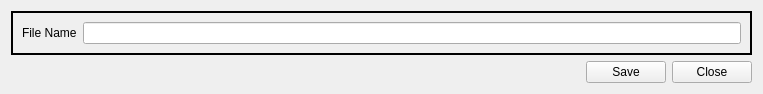
This is gui/save_on_screen_data.ui in jonngo/opt_version_checker as Qt 5 draws it before an edit. The edited form follows.
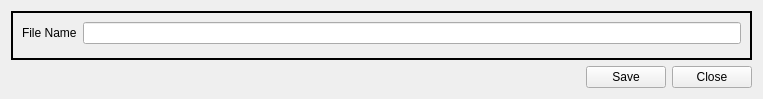
This is the edited form. Icons and pictures are not drawn.

```diff
--- a/gui/save_on_screen_data.ui
+++ b/gui/save_on_screen_data.ui
@@ -7,7 +7,7 @@
     <x>0</x>
     <y>0</y>
     <width>763</width>
-    <height>79</height>
+    <height>99</height>
    </rect>
   </property>
   <property name="windowTitle">
```
Left out of the diff: 4 changed lines with no effect on the pictures.
